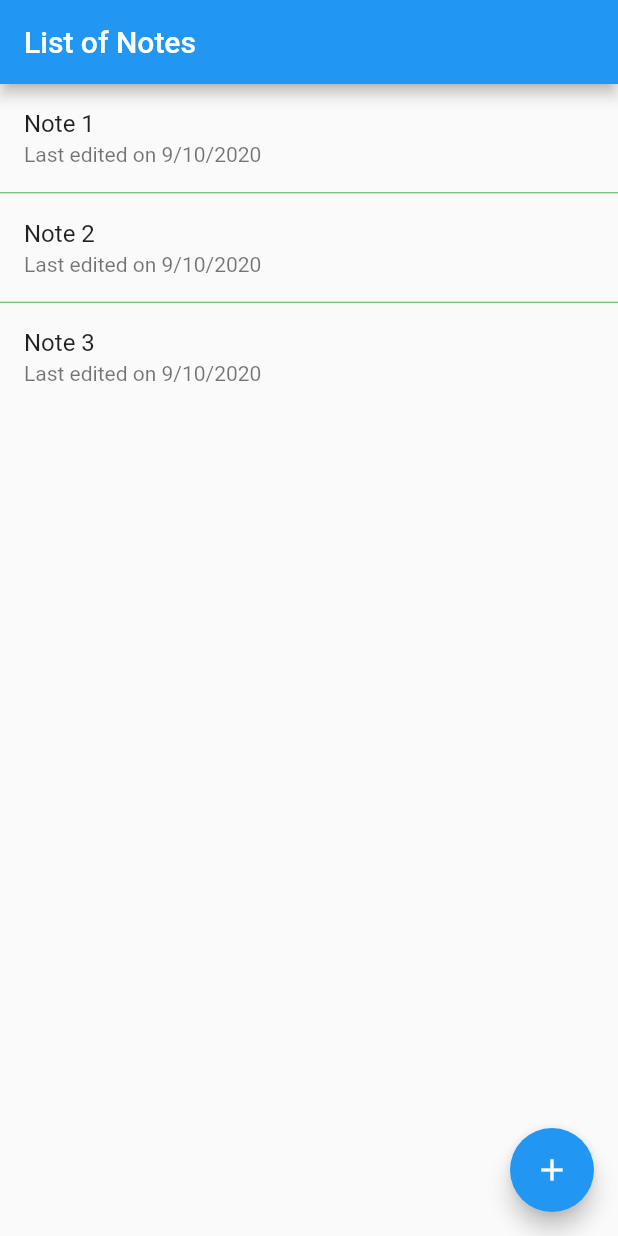
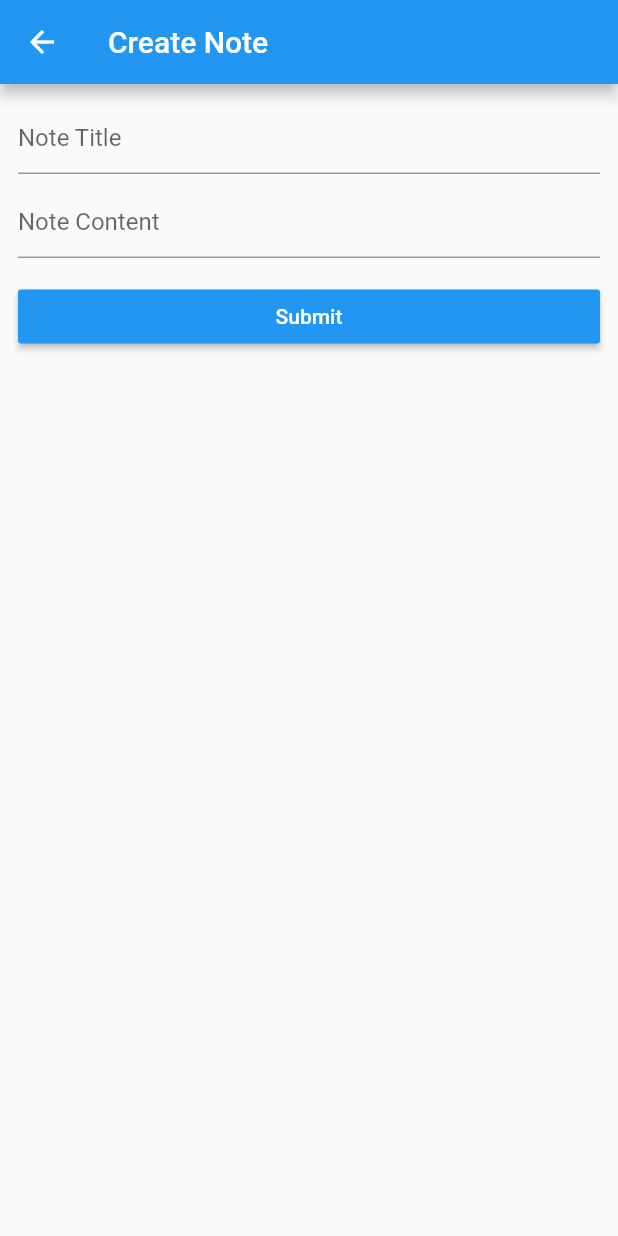
Before and after one commit to cojarepublic/api-test, a Flutter app: the screen it shows after launch, after a tap on the "add" icon, on a phone screen of 412 x 824 dp. Run offline on Flutter 3.47's test engine with Material 2 defaults, Android fonts, the phone set to English and light mode, and no system bars.

Commit message:
added some functionalitites

```diff
--- a/lib/main.dart
+++ b/lib/main.dart
@@ -1,6 +1,6 @@
 import 'package:flutter/material.dart';
 
-import 'views.dart/notes_list.dart';
+import 'views/notes_list.dart';
 
 void main() {
   runApp(MyApp());
--- a/lib/views.dart/notes_list.dart
+++ /dev/null
@@ -1,53 +0,0 @@
-import 'package:api_test/models/note_for_listing.dart';
-import 'package:flutter/material.dart';
-
-class NotesList extends StatelessWidget {
-
-final List notes = [
-  NoteForListing(
-    noteID: '1',
-    createDateTime: DateTime.now(),
-    latestEditDateTime: DateTime.now(),
-    noteTitle: 'Note 1',
-  ),
-  NoteForListing(
-    noteID: '2',
-    createDateTime: DateTime.now(),
-    latestEditDateTime: DateTime.now(),
-    noteTitle: 'Note 2',
-  ),
-  NoteForListing(
-    noteID: '3',
-    createDateTime: DateTime.now(),
-    latestEditDateTime: DateTime.now(),
-    noteTitle: 'Note 3',
-  ),
-];
-
-String formatDateTime (DateTime dateTime) {
-  return '${dateTime.day}/${dateTime.month}/${dateTime.year}';
-}
-
-  @override
-  Widget build(BuildContext context) {
-    return Scaffold(
-      appBar: AppBar(
-        title: Text('List of Notes'),
-      ),
-      floatingActionButton: FloatingActionButton(
-        onPressed: () {},
-        child: Icon(Icons.add),
-      ),
-      body: ListView.separated(
-        separatorBuilder: (context, index) => Divider(height: 1, color: Colors.green,),
-        itemBuilder: (context, index) {
-          return ListTile(
-            title: Text(notes[index].noteTitle),
-            subtitle: Text('Last edited on ${formatDateTime(notes[index].latestEditDateTime)}'),
-          );
-        } ,
-        itemCount: notes.length,
-      ),
-    );
-  }
-}
--- /dev/null
+++ b/lib/views/note_modify.dart
@@ -0,0 +1,49 @@
+import 'package:flutter/material.dart';
+
+class NoteModify extends StatelessWidget {
+  final String noteID;
+  bool get isEditing => noteID != null;
+
+NoteModify({this.noteID});
+
+  @override
+  Widget build(BuildContext context) {
+    return Scaffold(
+      appBar: AppBar(
+        title: Text(isEditing ? 'Edit Note' : 'Create Note'),
+      ),
+      body: Padding(
+        padding: const EdgeInsets.all(12.0),
+        child: Column(
+          children: [
+            TextField(
+              decoration: InputDecoration(hintText: 'Note Title'),
+            ),
+            SizedBox(
+              height: 8,
+            ),
+            TextField(
+              decoration: InputDecoration(hintText: 'Note Content'),
+            ),
+            SizedBox(
+              height: 15,
+            ),
+            Container(
+              width: double.infinity,
+              child: RaisedButton(
+                onPressed: () {
+                  Navigator.of(context).pop();
+                },
+                child: Text(
+                  'Submit',
+                  style: TextStyle(color: Colors.white),
+                ),
+                color: Theme.of(context).primaryColor,
+              ),
+            )
+          ],
+        ),
+      ),
+    );
+  }
+}
--- /dev/null
+++ b/lib/views/notes_list.dart
@@ -0,0 +1,84 @@
+import 'package:api_test/models/note_for_listing.dart';
+import 'package:api_test/views/note_modify.dart';
+import 'package:api_test/views/note_delete.dart';
+import 'package:flutter/material.dart';
+
+import 'note_modify.dart';
+
+class NotesList extends StatelessWidget {
+  final List notes = [
+    NoteForListing(
+      noteID: '1',
+      createDateTime: DateTime.now(),
+      latestEditDateTime: DateTime.now(),
+      noteTitle: 'Note 1',
+    ),
+    NoteForListing(
+      noteID: '2',
+      createDateTime: DateTime.now(),
+      latestEditDateTime: DateTime.now(),
+      noteTitle: 'Note 2',
+    ),
+    NoteForListing(
+      noteID: '3',
+      createDateTime: DateTime.now(),
+      latestEditDateTime: DateTime.now(),
+      noteTitle: 'Note 3',
+    ),
+  ];
+
+  String formatDateTime(DateTime dateTime) {
+    return '${dateTime.day}/${dateTime.month}/${dateTime.year}';
+  }
+
+  @override
+  Widget build(BuildContext context) {
+    return Scaffold(
+      appBar: AppBar(
+        title: Text('List of Notes'),
+      ),
+      floatingActionButton: FloatingActionButton(
+        onPressed: () {
+          Navigator.of(context).push(MaterialPageRoute(
+            builder: (context) => NoteModify(),
+          ));
+        },
+        child: Icon(Icons.add),
+      ),
+      body: ListView.separated(
+        separatorBuilder: (context, index) => Divider(
+          height: 1,
+          color: Colors.green,
+        ),
+        itemBuilder: (context, index) {
+          return Dismissible(
+            key: ValueKey(notes[index].noteID),
+            direction: DismissDirection.startToEnd,
+            onDismissed: (direction) {
+
+            },
+            confirmDismiss: (direction) async {
+              final result = await showDialog(context: context,
+              builder: (context) => NoteDelete());
+              print(result);
+              return result;
+            },
+                      child: ListTile(
+              title: Text(notes[index].noteTitle),
+              subtitle: Text(
+                  'Last edited on ${formatDateTime(notes[index].latestEditDateTime)}'),
+              onTap: () {
+                Navigator.of(context).push(MaterialPageRoute(
+                  builder: (context) => NoteModify(
+                    noteID: notes[index].noteID,
+                  ),
+                ));
+              },
+            ),
+          );
+        },
+        itemCount: notes.length,
+      ),
+    );
+  }
+}
```
Also changed, not shown: lib/views/note_delete.dart (added, +24 -0 lines).
